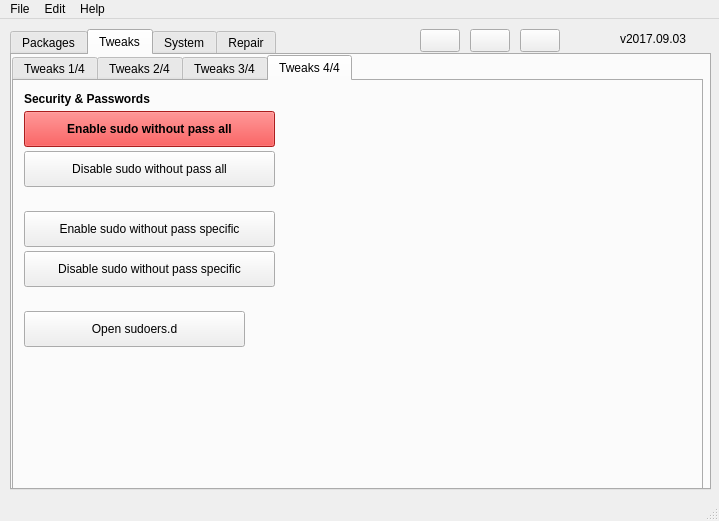
This is mainwindow.ui in adgellida/ubunsys as Qt 5 draws it before an edit. The edited form follows.
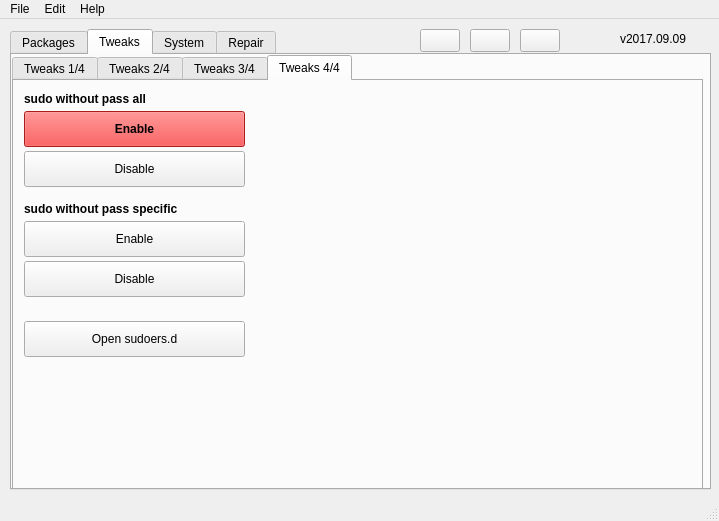
This is the edited form. The open tabs and pages were chosen to show the change. Icons and pictures are not drawn.

The edit to the form file:
```diff
--- a/mainwindow.ui
+++ b/mainwindow.ui
@@ -1173,7 +1173,7 @@
          <rect>
           <x>10</x>
           <y>30</y>
-          <width>251</width>
+          <width>221</width>
           <height>36</height>
          </rect>
         </property>
@@ -1606,7 +1606,7 @@
          <string>&lt;html&gt;&lt;head/&gt;&lt;body&gt;&lt;p&gt;&lt;br/&gt;&lt;/p&gt;&lt;/body&gt;&lt;/html&gt;</string>
         </property>
         <property name="text">
-         <string>Enable sudo without pass all</string>
+         <string>Enable</string>
         </property>
         <property name="iconSize">
          <size>
@@ -1626,7 +1626,7 @@
          <rect>
           <x>10</x>
           <y>70</y>
-          <width>251</width>
+          <width>221</width>
           <height>36</height>
          </rect>
         </property>
@@ -1634,7 +1634,7 @@
          <string/>
         </property>
         <property name="text">
-         <string>Disable sudo without pass all</string>
+         <string>Disable</string>
         </property>
         <property name="iconSize">
          <size>
@@ -1665,7 +1665,7 @@
          </font>
         </property>
         <property name="text">
-         <string>Security &amp; Passwords</string>
+         <string>sudo without pass all</string>
         </property>
        </widget>
        <widget class="QPushButton" name="disableSudoWithoutPassSpecificButton">
@@ -1675,8 +1675,8 @@
         <property name="geometry">
          <rect>
           <x>10</x>
-          <y>170</y>
-          <width>251</width>
+          <y>180</y>
+          <width>221</width>
           <height>36</height>
          </rect>
         </property>
@@ -1684,7 +1684,7 @@
          <string/>
         </property>
         <property name="text">
-         <string>Disable sudo without pass specific</string>
+         <string>Disable</string>
         </property>
         <property name="iconSize">
          <size>
@@ -1706,8 +1706,8 @@
         <property name="geometry">
          <rect>
           <x>10</x>
-          <y>130</y>
-          <width>251</width>
+          <y>140</y>
+          <width>221</width>
           <height>36</height>
          </rect>
         </property>
@@ -1725,7 +1725,7 @@
          <string>&lt;html&gt;&lt;head/&gt;&lt;body&gt;&lt;p&gt;&lt;br/&gt;&lt;/p&gt;&lt;/body&gt;&lt;/html&gt;</string>
         </property>
         <property name="text">
-         <string>Enable sudo without pass specific</string>
+         <string>Enable</string>
         </property>
         <property name="iconSize">
          <size>
@@ -1744,7 +1744,7 @@
         <property name="geometry">
          <rect>
           <x>10</x>
-          <y>230</y>
+          <y>240</y>
           <width>221</width>
           <height>36</height>
          </rect>
@@ -1768,6 +1768,25 @@
          <bool>false</bool>
         </property>
        </widget>
+       <widget class="QLabel" name="label_44">
+        <property name="geometry">
+         <rect>
+          <x>10</x>
+          <y>120</y>
+          <width>271</width>
+          <height>16</height>
+         </rect>
+        </property>
+        <property name="font">
+         <font>
+          <weight>75</weight>
+          <bold>true</bold>
+         </font>
+        </property>
+        <property name="text">
+         <string>sudo without pass specific</string>
+        </property>
+       </widget>
       </widget>
      </widget>
     </widget>
@@ -3217,7 +3236,7 @@
      </rect>
     </property>
     <property name="text">
-     <string>v2017.09.03</string>
+     <string>v2017.09.09</string>
     </property>
    </widget>
    <widget class="QPushButton" name="updateAppButton">
```
Left out of the diff: 42 changed lines with no effect on the pictures.
